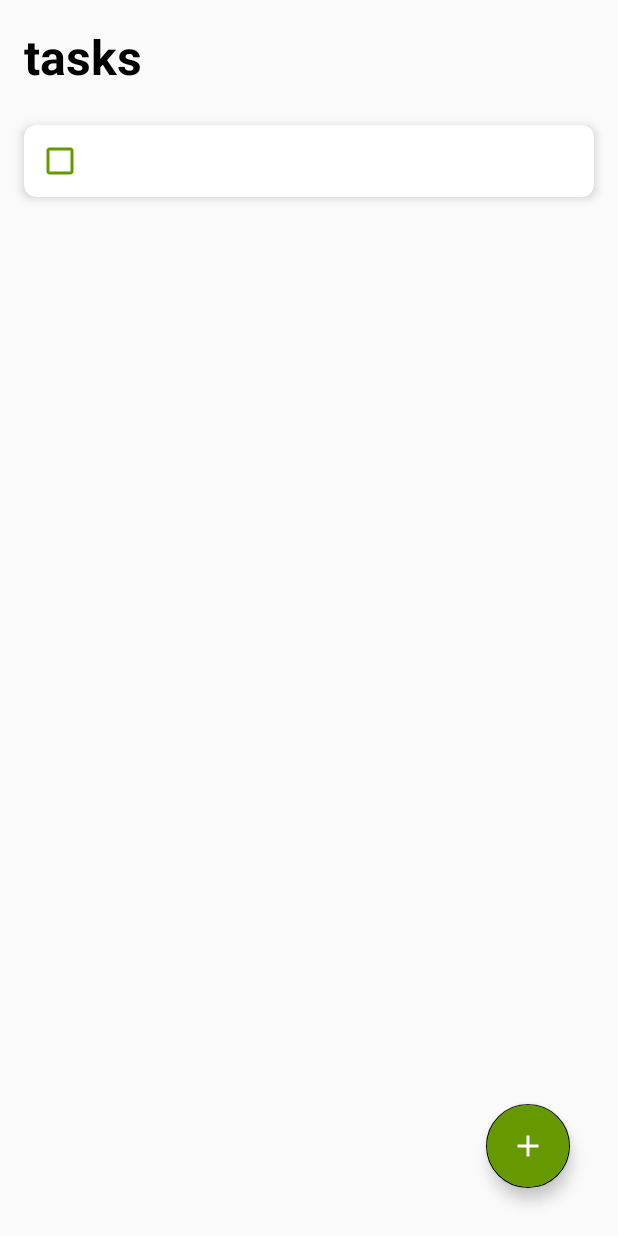
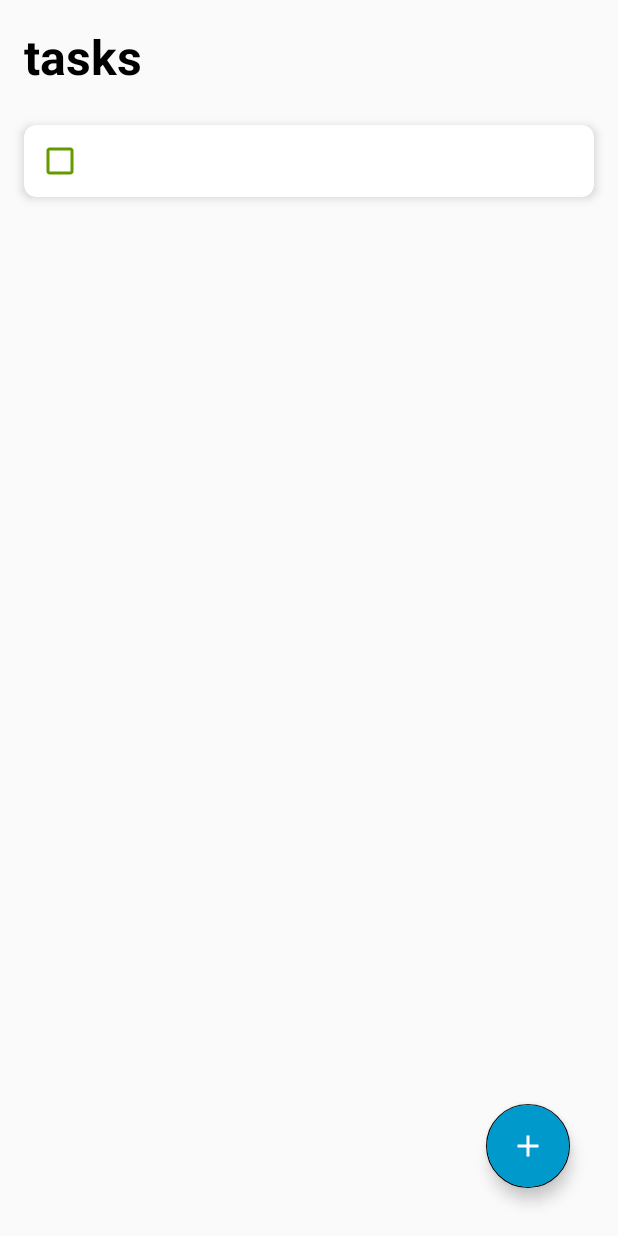
Before and after one commit to yuusha-sama/Trabalho_Denis_Lista, an Android app: the fragment AddTarefa placed in its activity, after a tap on "save", on a phone screen of 412 x 824 dp. Run offline under Robolectric (Android 15) with nearby library versions, the phone set to English and light mode, and no system bars.

Commit message:
Mudança na paleta de cores

```diff
--- a/app/src/main/java/com/example/doi_it_master/Utils/SQLiteClass.java
+++ b/app/src/main/java/com/example/doi_it_master/Utils/SQLiteClass.java
@@ -16,7 +16,7 @@ import java.util.List;
 
 public class SQLiteClass extends SQLiteOpenHelper {
 
-    private static final int VERSION = 1;
+    private static final int VERSION = 2;
     private static final String NAME = "toDoListDatabase";
     private static final String Lista = "todo";
     private static final String ID = "id";
--- a/app/src/main/res/layout/activity_main.xml
+++ b/app/src/main/res/layout/activity_main.xml
@@ -35,7 +35,7 @@
         android:layout_alignParentEnd="true"
         android:layout_alignParentBottom="true"
         android:layout_margin="32dp"
-        android:backgroundTint="@android:color/holo_green_dark"
+        android:backgroundTint="@color/colorPrimaryDark"
         android:src="@drawable/ic_baseline_add_24"
         tools:ignore="SpeakableTextPresentCheck" />
 
--- a/app/src/main/res/layout/activity_splash.xml
+++ b/app/src/main/res/layout/activity_splash.xml
@@ -2,7 +2,7 @@
 <RelativeLayout xmlns:android="http://schemas.android.com/apk/res/android"
     android:layout_height="match_parent"
     android:layout_width="match_parent"
-    android:background="@android:color/holo_green_dark">
+    android:background="@color/colorPrimaryDark">
 
     <ImageView
         android:layout_width="200dp"
--- a/app/src/main/res/values/colors.xml
+++ b/app/src/main/res/values/colors.xml
@@ -1,6 +1,6 @@
 <?xml version="1.0" encoding="utf-8"?>
 <resources>
     <color name="colorPrimary">#FFFFFF</color>
-    <color name="colorPrimaryDark">@android:color/holo_green_dark</color>
+    <color name="colorPrimaryDark">@android:color/holo_blue_dark</color>
     <color name="colorAccent">#000000</color>
 </resources>
```
